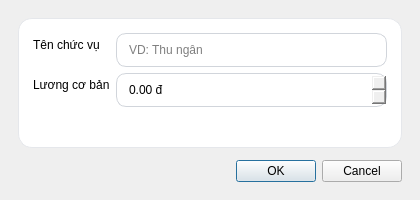
thaieaut-engineer/Cong-nghe-phan-mem, file app/ui/dialog_role.ui: the form before one commit.
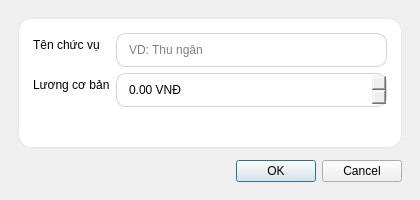
The form after the commit.

What changed in the file:
```diff
--- a/app/ui/dialog_role.ui
+++ b/app/ui/dialog_role.ui
@@ -72,7 +72,7 @@
          <double>1000000000.000000000000000</double>
         </property>
         <property name="suffix">
-         <string> đ</string>
+         <string> VNĐ</string>
         </property>
        </widget>
       </item>
```
